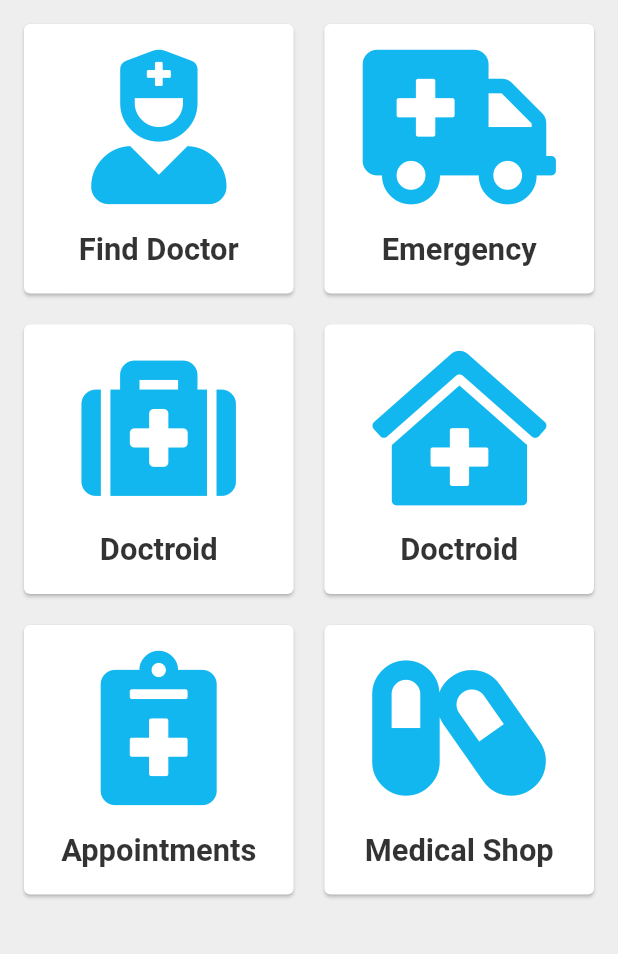
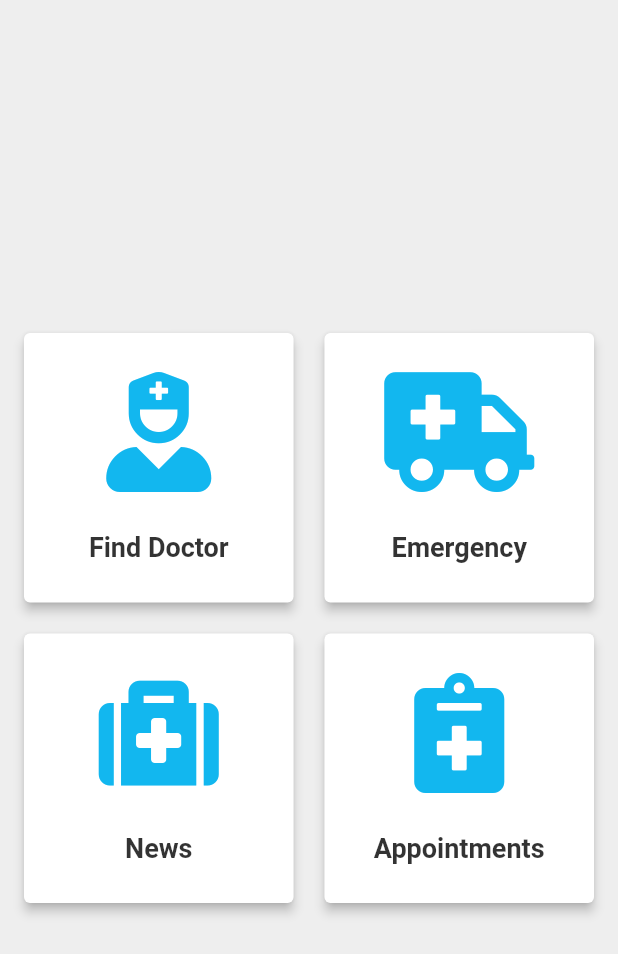
Before and after one commit to Yannick-DonOne/medicare, a Flutter app: the PatientDashBoardScreen screen opened by its route, on a phone screen of 412 x 824 dp. Shown: the top 954 px of the screen. Run offline on Flutter 3.47's test engine with Material 2 defaults, Android fonts, the phone set to English and light mode, and no system bars; our stand-ins replace connectivity, flutter_svg, font_awesome_flutter; Roboto replaces fonts that are missing (GoogleSans).

Commit message:
launch Emergency call from dashboard, go to appointments from dashboard removed defaultAppBar widget

```diff
--- a/lib/main.dart
+++ b/lib/main.dart
@@ -1,3 +1,4 @@
+// @dart=2.9
 import 'package:flutter/material.dart';
 import 'package:provider/provider.dart';
 
--- /dev/null
+++ b/lib/screens/patient/dashboard/dashboard_item.dart
@@ -0,0 +1,45 @@
+import 'package:flutter/material.dart';
+import 'package:medicare/utils/theme/theme.dart';
+
+class DashBoardItem extends StatelessWidget {
+  const DashBoardItem({
+    required this.onPressed,
+    required this.icon,
+    required this.label,
+  });
+
+  final VoidCallback onPressed;
+  final IconData icon;
+  final String label;
+  @override
+  Widget build(BuildContext context) {
+    return GestureDetector(
+      onTap: onPressed,
+      child: Card(
+        elevation: 3,
+        margin: EdgeInsets.all(0),
+        color: whiteColor,
+        child: Column(
+          mainAxisAlignment: MainAxisAlignment.spaceEvenly,
+          crossAxisAlignment: CrossAxisAlignment.stretch,
+          children: [
+            Icon(
+              icon,
+              color: primaryColor,
+              size: 80,
+            ),
+            Text(
+              label,
+              style: TextStyle(
+                color: black.withOpacity(0.8),
+                fontSize: 18,
+                fontWeight: FontWeight.w600,
+              ),
+              textAlign: TextAlign.center,
+            ),
+          ],
+        ),
+      ),
+    );
+  }
+}
--- a/lib/screens/patient/dashboard/dashboard_screen.dart
+++ b/lib/screens/patient/dashboard/dashboard_screen.dart
@@ -1,22 +1,35 @@
+// @dart=2.9
 import 'package:flutter/material.dart';
+import 'package:medicare/screens/patient/appointments/patient_appointmentList_screen.dart';
 import 'package:medicare/utils/theme/theme.dart';
 import 'package:font_awesome_flutter/font_awesome_flutter.dart';
+import 'package:url_launcher/url_launcher.dart';
+
+import 'dashboard_item.dart';
 
 class PatientDashBoardScreen extends StatefulWidget {
   static String id = 'dashboard_screen';
-  const PatientDashBoardScreen({Key? key}) : super(key: key);
 
   @override
   _PatientDashBoardScreenState createState() => _PatientDashBoardScreenState();
 }
 
 class _PatientDashBoardScreenState extends State<PatientDashBoardScreen> {
+  _launchCaller(String url) async {
+    if (await canLaunch(url)) {
+      await launch(url);
+    } else {
+      throw 'Could not launch $url';
+    }
+  }
+
   @override
   Widget build(BuildContext context) {
     Size size = MediaQuery.of(context).size;
     return Scaffold(
       backgroundColor: bgColorScreen,
       body: SafeArea(
+        child: Center(
           child: GridView.count(
             crossAxisCount: 2,
             crossAxisSpacing: size.width * 0.05,
@@ -24,151 +37,35 @@ class _PatientDashBoardScreenState extends State<PatientDashBoardScreen> {
             shrinkWrap: true,
             padding: const EdgeInsets.all(16.0),
             children: [
-            Card(
-              margin: EdgeInsets.all(0),
-              color: whiteColor,
-              child: Column(
-                mainAxisAlignment: MainAxisAlignment.spaceEvenly,
-                crossAxisAlignment: CrossAxisAlignment.stretch,
-                children: [
-                  Icon(
-                    FontAwesomeIcons.userNurse,
-                    color: primaryColor,
-                    size: size.width * 0.25,
+              DashBoardItem(
+                label: 'Find Doctor',
+                icon: FontAwesomeIcons.userNurse,
+                onPressed: () {},
               ),
-                  Text(
-                    'Find Doctor',
-                    style: TextStyle(
-                      color: black.withOpacity(0.8),
-                      fontSize: size.width * 0.05,
-                      fontWeight: FontWeight.w600,
+              DashBoardItem(
+                label: 'Emergency',
+                icon: FontAwesomeIcons.ambulance,
+                onPressed: () => _launchCaller("tel:" + '119'),
               ),
-                    textAlign: TextAlign.center,
+              DashBoardItem(
+                label: 'News',
+                icon: FontAwesomeIcons.medkit,
+                onPressed: () {},
+              ),
+              DashBoardItem(
+                icon: FontAwesomeIcons.notesMedical,
+                label: 'Appointments',
+                onPressed: () {
+                  Navigator.of(context).push(
+                    MaterialPageRoute(
+                      builder: (BuildContext context) =>
+                          PatientAppointmentList(),
+                    ),
+                  );
+                },
               ),
             ],
           ),
-            ),
-            Card(
-              margin: EdgeInsets.all(0),
-              color: whiteColor,
-              child: Column(
-                mainAxisAlignment: MainAxisAlignment.spaceEvenly,
-                crossAxisAlignment: CrossAxisAlignment.stretch,
-                children: [
-                  Icon(
-                    FontAwesomeIcons.ambulance,
-                    color: primaryColor,
-                    size: size.width * 0.25,
-                  ),
-                  Text(
-                    'Emergency',
-                    style: TextStyle(
-                      color: black.withOpacity(0.8),
-                      fontSize: size.width * 0.05,
-                      fontWeight: FontWeight.w600,
-                    ),
-                    textAlign: TextAlign.center,
-                  ),
-                ],
-              ),
-            ),
-            Card(
-              margin: EdgeInsets.all(0),
-              color: whiteColor,
-              child: Column(
-                mainAxisAlignment: MainAxisAlignment.spaceEvenly,
-                crossAxisAlignment: CrossAxisAlignment.stretch,
-                children: [
-                  Icon(
-                    FontAwesomeIcons.medkit,
-                    color: primaryColor,
-                    size: size.width * 0.25,
-                  ),
-                  Text(
-                    'Doctroid',
-                    style: TextStyle(
-                      color: black.withOpacity(0.8),
-                      fontSize: size.width * 0.05,
-                      fontWeight: FontWeight.w600,
-                    ),
-                    textAlign: TextAlign.center,
-                  ),
-                ],
-              ),
-            ),
-            Card(
-              margin: EdgeInsets.all(0),
-              color: whiteColor,
-              child: Column(
-                mainAxisAlignment: MainAxisAlignment.spaceEvenly,
-                crossAxisAlignment: CrossAxisAlignment.stretch,
-                children: [
-                  Icon(
-                    FontAwesomeIcons.clinicMedical,
-                    color: primaryColor,
-                    size: size.width * 0.25,
-                  ),
-                  Text(
-                    'Doctroid',
-                    style: TextStyle(
-                      color: black.withOpacity(0.8),
-                      fontSize: size.width * 0.05,
-                      fontWeight: FontWeight.w600,
-                    ),
-                    textAlign: TextAlign.center,
-                  ),
-                ],
-              ),
-            ),
-            Card(
-              margin: EdgeInsets.all(0),
-              color: whiteColor,
-              child: Column(
-                mainAxisAlignment: MainAxisAlignment.spaceEvenly,
-                crossAxisAlignment: CrossAxisAlignment.stretch,
-                children: [
-                  Icon(
-                    FontAwesomeIcons.notesMedical,
-                    color: primaryColor,
-                    size: size.width * 0.25,
-                  ),
-                  Text(
-                    'Appointments',
-                    style: TextStyle(
-                      color: black.withOpacity(0.8),
-                      fontSize: size.width * 0.05,
-                      fontWeight: FontWeight.w600,
-                    ),
-                    textAlign: TextAlign.center,
-                  ),
-                ],
-              ),
-            ),
-            Card(
-              margin: EdgeInsets.all(0),
-              color: whiteColor,
-              child: Column(
-                mainAxisAlignment: MainAxisAlignment.spaceEvenly,
-                crossAxisAlignment: CrossAxisAlignment.stretch,
-                children: [
-                  Icon(
-                    FontAwesomeIcons.capsules,
-                    color: primaryColor,
-                    size: size.width * 0.25,
-                  ),
-                  Text(
-                    'Medical Shop',
-                    style: TextStyle(
-                      color: black.withOpacity(0.8),
-                      fontSize: size.width * 0.05,
-                      fontWeight: FontWeight.w600,
-                    ),
-                    textAlign: TextAlign.center,
-                  ),
-                ],
-              ),
-            ),
-          ],
         ),
       ),
     );
--- a/lib/screens/patient/home/navigation_ui.dart
+++ b/lib/screens/patient/home/navigation_ui.dart
@@ -1,3 +1,4 @@
+// @dart=2.9
 import 'package:flutter/material.dart';
 import 'package:flutter/services.dart';
 import 'package:medicare/screens/patient/dashboard/dashboard_screen.dart';
@@ -7,7 +8,6 @@ import 'package:medicare/screens/patient/settings/settings_screen.dart';
 import 'package:medicare/utils/theme/theme.dart';
 import 'package:medicare/utils/widgets/snack_bar.dart';
 
-import 'drawer/custom_drawer.dart';
 import 'home_screen.dart';
 
 class PatientNavigationUI extends StatefulWidget {
--- a/lib/screens/patient/profile/profile_screen.dart
+++ b/lib/screens/patient/profile/profile_screen.dart
@@ -253,7 +253,7 @@ class _PatientProfileScreenState extends State<PatientProfileScreen> {
                         height: 30,
                         child: TextButton(
                           onPressed: () {
-                            Navigator.of(context).pushReplacement(
+                            Navigator.of(context).push(
                               MaterialPageRoute(
                                 builder: (BuildContext context) =>
                                     PatientAppointmentList(),
```
Also changed, not shown: lib/screens/patient/appointments/patient_appointmentList_screen.dart (+4 -34 lines), lib/screens/patient/notifications/notificationPage.dart (+3 -5 lines), lib/utils/widgets/defaultAppBar.dart (deleted, +0 -28 lines). Lines whose indentation alone changed are shown as unchanged.
